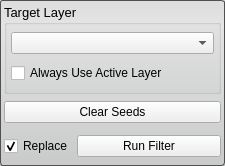
This is src/Interface/ToolInterface/FillHolesFilterInterface.ui in SCIInstitute/Seg3D as Qt 5 draws it before an edit. The edited form follows.
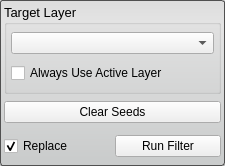
This is the edited form.

```diff
--- a/src/Interface/ToolInterface/FillHolesFilterInterface.ui
+++ b/src/Interface/ToolInterface/FillHolesFilterInterface.ui
@@ -130,7 +130,7 @@
        <height>32</height>
       </size>
      </property>
-     <layout class="QHBoxLayout" name="horizontalLayout">
+     <layout class="QHBoxLayout" name="horizontalLayout" stretch="1,1">
       <property name="spacing">
        <number>4</number>
       </property>
@@ -150,7 +150,7 @@
       <item>
        <widget class="QPushButton" name="runFilterButton">
         <property name="sizePolicy">
-         <sizepolicy hsizetype="Expanding" vsizetype="Fixed">
+         <sizepolicy hsizetype="Preferred" vsizetype="Fixed">
           <horstretch>0</horstretch>
           <verstretch>0</verstretch>
          </sizepolicy>
```
